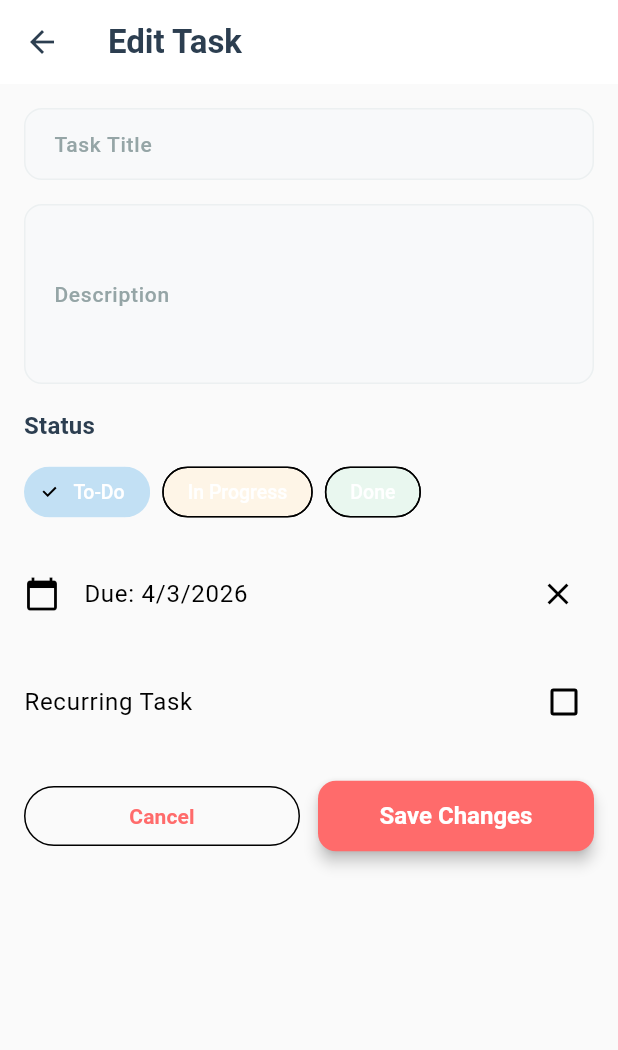
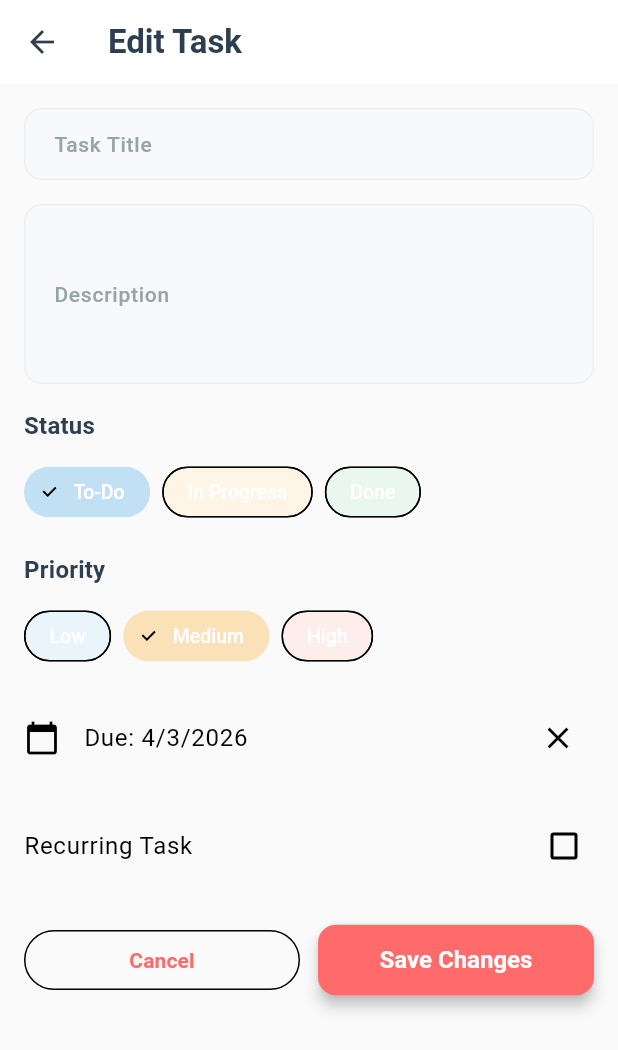
Before and after one commit to deepakrjain/taskly, a Flutter app: the TaskEditScreen screen opened directly with empty values, on a phone screen of 412 x 824 dp. Shown: the top 1050 px of the screen. Run offline on Flutter 3.47's test engine with Material 3 defaults, Android fonts, the phone set to English and light mode, and no system bars; our stand-ins replace dio, flutter_riverpod, shared_preferences; accounts and stored records are empty; network calls fail.

Commit message:
feat: step 4 - add task priority levels (Low, Medium, High)

```diff
--- a/flutter/lib/models/task.dart
+++ b/flutter/lib/models/task.dart
@@ -1,6 +1,7 @@
 import 'package:uuid/uuid.dart';
 import 'task_status.dart';
 import 'recurrence_type.dart';
+import 'task_priority.dart';
 
 class Task {
   final String id;
@@ -8,6 +9,7 @@ class Task {
   final String description;
   final DateTime? dueDate;
   final TaskStatus status;
+  final TaskPriority priority;
   final String? blockedBy;
   final int orderIndex;
   final bool isRecurring;
@@ -21,6 +23,7 @@ class Task {
     required this.description,
     this.dueDate,
     this.status = TaskStatus.todo,
+    this.priority = TaskPriority.medium,
     this.blockedBy,
     this.orderIndex = 0,
     this.isRecurring = false,
@@ -39,6 +42,7 @@ class Task {
       dueDate:
           json['due_date'] != null ? DateTime.parse(json['due_date']) : null,
       status: taskStatusFromApiValue(json['status'] ?? 'To-Do'),
+      priority: priorityFromString(json['priority'] ?? 'Medium'),
       blockedBy: json['blocked_by'],
       orderIndex: json['order_index'] ?? 0,
       isRecurring: json['is_recurring'] ?? false,
@@ -57,6 +61,7 @@ class Task {
       'description': description,
       'due_date': dueDate?.toIso8601String(),
       'status': status.apiValue,
+      'priority': priority.apiValue,
       'blocked_by': blockedBy,
       'order_index': orderIndex,
       'is_recurring': isRecurring,
@@ -70,6 +75,7 @@ class Task {
     String? description,
     DateTime? dueDate,
     TaskStatus? status,
+    TaskPriority? priority,
     String? blockedBy,
     int? orderIndex,
     bool? isRecurring,
@@ -83,6 +89,7 @@ class Task {
       description: description ?? this.description,
       dueDate: dueDate ?? this.dueDate,
       status: status ?? this.status,
+      priority: priority ?? this.priority,
       blockedBy: blockedBy ?? this.blockedBy,
       orderIndex: orderIndex ?? this.orderIndex,
       isRecurring: isRecurring ?? this.isRecurring,
--- /dev/null
+++ b/flutter/lib/models/task_priority.dart
@@ -0,0 +1,42 @@
+enum TaskPriority {
+  low,
+  medium,
+  high,
+}
+
+extension TaskPriorityExtension on TaskPriority {
+  String get displayName {
+    switch (this) {
+      case TaskPriority.low:
+        return 'Low';
+      case TaskPriority.medium:
+        return 'Medium';
+      case TaskPriority.high:
+        return 'High';
+    }
+  }
+
+  String get apiValue {
+    switch (this) {
+      case TaskPriority.low:
+        return 'Low';
+      case TaskPriority.medium:
+        return 'Medium';
+      case TaskPriority.high:
+        return 'High';
+    }
+  }
+}
+
+TaskPriority priorityFromString(String value) {
+  switch (value.toLowerCase()) {
+    case 'low':
+      return TaskPriority.low;
+    case 'medium':
+      return TaskPriority.medium;
+    case 'high':
+      return TaskPriority.high;
+    default:
+      return TaskPriority.medium;
+  }
+}
--- a/flutter/lib/providers/task_provider.dart
+++ b/flutter/lib/providers/task_provider.dart
@@ -33,6 +33,7 @@ class TasksNotifier extends StateNotifier<AsyncValue<List<Task>>> {
     required String description,
     DateTime? dueDate,
     String? status,
+    String? priority,
     String? blockedBy,
     bool isRecurring = false,
     String? recurrenceType,
@@ -43,6 +44,7 @@ class TasksNotifier extends StateNotifier<AsyncValue<List<Task>>> {
         description: description,
         dueDate: dueDate,
         status: status,
+        priority: priority,
         blockedBy: blockedBy,
         isRecurring: isRecurring,
         recurrenceType: recurrenceType,
@@ -63,6 +65,7 @@ class TasksNotifier extends StateNotifier<AsyncValue<List<Task>>> {
     String? description,
     DateTime? dueDate,
     String? status,
+    String? priority,
     String? blockedBy,
     bool? isRecurring,
     String? recurrenceType,
@@ -74,6 +77,7 @@ class TasksNotifier extends StateNotifier<AsyncValue<List<Task>>> {
         description: description,
         dueDate: dueDate,
         status: status,
+        priority: priority,
         blockedBy: blockedBy,
         isRecurring: isRecurring,
         recurrenceType: recurrenceType,
--- a/flutter/lib/screens/task_edit_screen.dart
+++ b/flutter/lib/screens/task_edit_screen.dart
@@ -2,6 +2,7 @@ import 'package:flutter/material.dart';
 import 'package:flutter_riverpod/flutter_riverpod.dart';
 import '../models/task.dart';
 import '../models/task_status.dart';
+import '../models/task_priority.dart';
 import '../models/recurrence_type.dart';
 import '../providers/task_provider.dart';
 import '../theme/app_theme.dart';
@@ -22,6 +23,7 @@ class _TaskEditScreenState extends ConsumerState<TaskEditScreen> {
   late TextEditingController titleController;
   late TextEditingController descriptionController;
   late TaskStatus selectedStatus;
+  late TaskPriority selectedPriority;
   late bool isRecurring;
   late RecurrenceType? selectedRecurrence;
   late DateTime? selectedDueDate;
@@ -34,6 +36,7 @@ class _TaskEditScreenState extends ConsumerState<TaskEditScreen> {
     descriptionController =
         TextEditingController(text: widget.task.description);
     selectedStatus = widget.task.status;
+    selectedPriority = widget.task.priority;
     isRecurring = widget.task.isRecurring;
     selectedRecurrence = widget.task.recurrenceType;
     selectedDueDate = widget.task.dueDate;
@@ -75,6 +78,7 @@ class _TaskEditScreenState extends ConsumerState<TaskEditScreen> {
             description: descriptionController.text,
             dueDate: selectedDueDate,
             status: selectedStatus.apiValue,
+            priority: selectedPriority.apiValue,
             isRecurring: isRecurring,
             recurrenceType:
                 isRecurring ? selectedRecurrence?.apiValue : null,
@@ -185,6 +189,35 @@ class _TaskEditScreenState extends ConsumerState<TaskEditScreen> {
                   ),
                   const SizedBox(height: 16),
 
+                  // Priority selector
+                  Text(
+                    'Priority',
+                    style: Theme.of(context).textTheme.titleMedium,
+                  ),
+                  const SizedBox(height: 8),
+                  SingleChildScrollView(
+                    scrollDirection: Axis.horizontal,
+                    child: Row(
+                      children: TaskPriority.values.map((priority) {
+                        final isSelected = selectedPriority == priority;
+                        return Padding(
+                          padding: const EdgeInsets.only(right: 8),
+                          child: FilterChip(
+                            selected: isSelected,
+                            label: Text(priority.displayName),
+                            onSelected: (_) =>
+                                setState(() => selectedPriority = priority),
+                            backgroundColor:
+                                AppTheme.getPriorityBackgroundColor(priority),
+                            selectedColor:
+                                AppTheme.getPriorityColor(priority).withOpacity(0.3),
+                          ),
+                        );
+                      }).toList(),
+                    ),
+                  ),
+                  const SizedBox(height: 16),
+
                   // Due date
                   ListTile(
                     contentPadding: EdgeInsets.zero,
--- a/flutter/lib/services/api_service.dart
+++ b/flutter/lib/services/api_service.dart
@@ -22,6 +22,7 @@ class ApiService {
     required String description,
     DateTime? dueDate,
     String? status,
+    String? priority,
     String? blockedBy,
     bool isRecurring = false,
     String? recurrenceType,
@@ -34,6 +35,7 @@ class ApiService {
           'description': description,
           'due_date': dueDate?.toIso8601String(),
           'status': status ?? 'To-Do',
+          'priority': priority ?? 'Medium',
           'blocked_by': blockedBy,
           'is_recurring': isRecurring,
           'recurrence_type': recurrenceType,
@@ -97,6 +99,7 @@ class ApiService {
     String? description,
     DateTime? dueDate,
     String? status,
+    String? priority,
     String? blockedBy,
     bool? isRecurring,
     String? recurrenceType,
@@ -107,6 +110,7 @@ class ApiService {
       if (description != null) data['description'] = description;
       if (dueDate != null) data['due_date'] = dueDate.toIso8601String();
       if (status != null) data['status'] = status;
+      if (priority != null) data['priority'] = priority;
       if (blockedBy != null) data['blocked_by'] = blockedBy;
       if (isRecurring != null) data['is_recurring'] = isRecurring;
       if (recurrenceType != null) data['recurrence_type'] = recurrenceType;
--- a/flutter/lib/theme/app_theme.dart
+++ b/flutter/lib/theme/app_theme.dart
@@ -1,5 +1,6 @@
 import 'package:flutter/material.dart';
 import '../models/task_status.dart';
+import '../models/task_priority.dart';
 
 /// Custom app theme with vibrant, playful colors
 class AppTheme {
@@ -19,6 +20,11 @@ class AppTheme {
   static const Color todoBlue = Color(0xFF3498DB);
   static const Color inProgressOrange = Color(0xFFF39C12);
   static const Color doneGreen = Color(0xFF27AE60);
+
+  /// Priority colors
+  static const Color lowPriorityBlue = Color(0xFF3498DB);
+  static const Color mediumPriorityOrange = Color(0xFFF39C12);
+  static const Color highPriorityRed = Color(0xFFE74C3C);
 
   /// Neutral colors
   static const Color backgroundLight = Color(0xFFFAFAFA);
@@ -235,4 +241,28 @@ class AppTheme {
         return doneGreen.withOpacity(0.1);
     }
   }
+
+  /// Get priority color based on TaskPriority enum
+  static Color getPriorityColor(TaskPriority priority) {
+    switch (priority) {
+      case TaskPriority.low:
+        return lowPriorityBlue;
+      case TaskPriority.medium:
+        return mediumPriorityOrange;
+      case TaskPriority.high:
+        return highPriorityRed;
+    }
+  }
+
+  /// Get priority background color (light variant)
+  static Color getPriorityBackgroundColor(TaskPriority priority) {
+    switch (priority) {
+      case TaskPriority.low:
+        return lowPriorityBlue.withOpacity(0.1);
+      case TaskPriority.medium:
+        return mediumPriorityOrange.withOpacity(0.1);
+      case TaskPriority.high:
+        return highPriorityRed.withOpacity(0.1);
+    }
+  }
 }
```
Also changed, not shown: flutter/lib/screens/task_list_screen.dart (+23 -0 lines), 3 other files.
